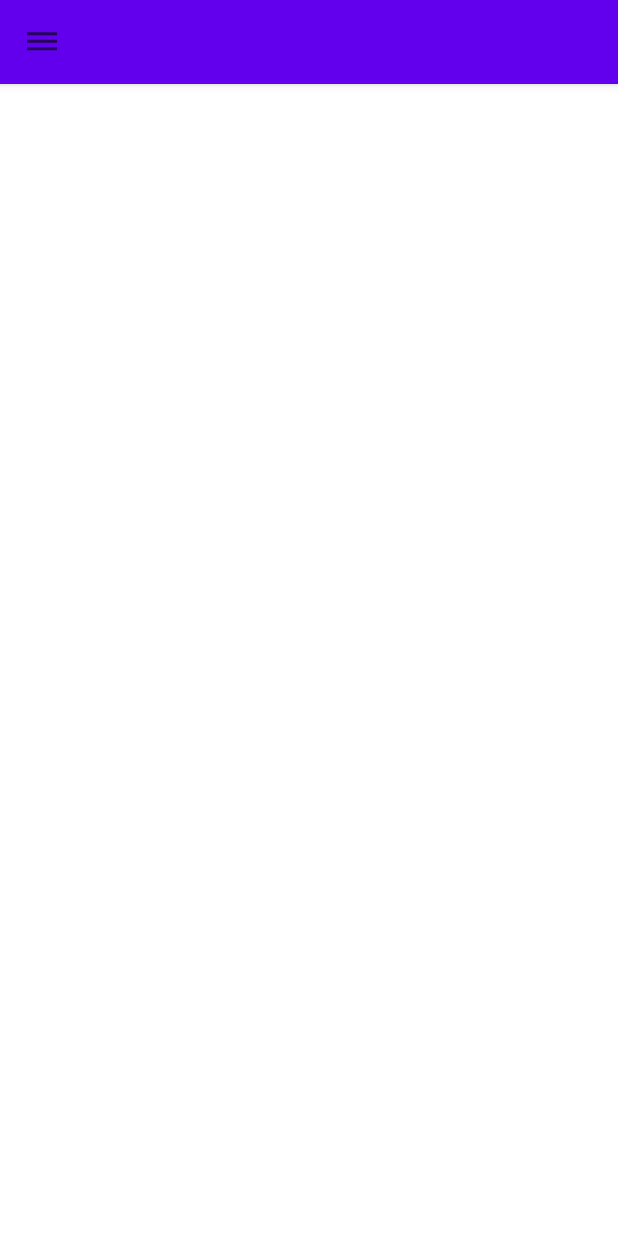
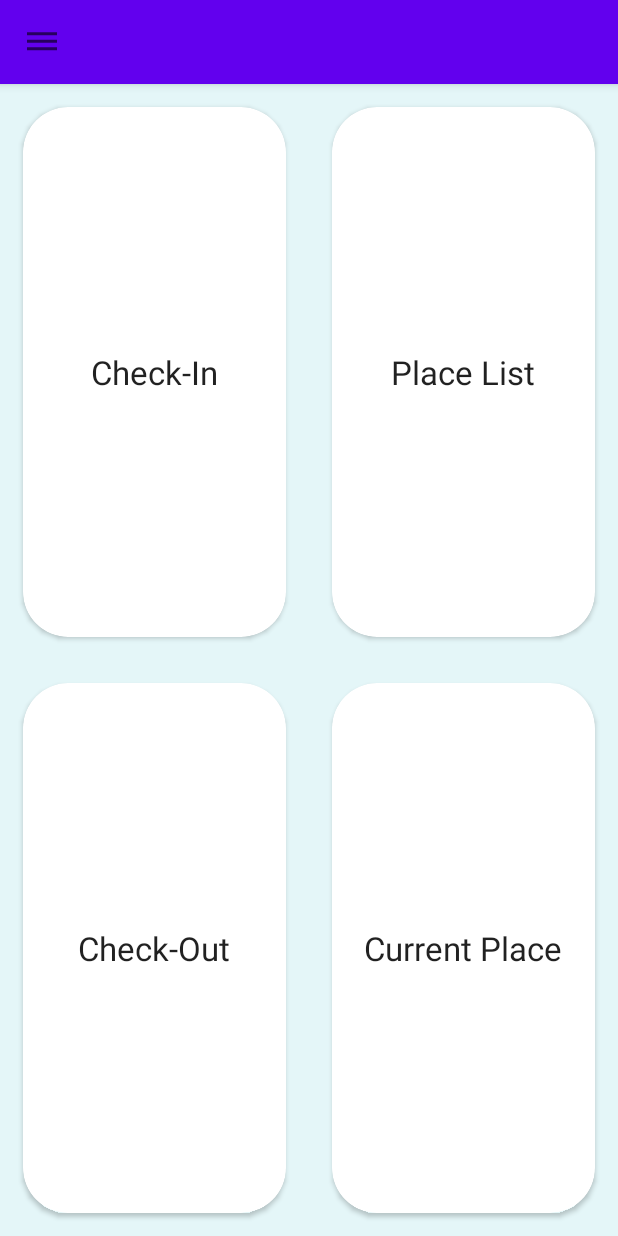
Before and after one commit to KPUCE2021SP/codynators, an Android app: the MainActivity screen opened directly, with no data from a screen before it, on a phone screen of 412 x 824 dp. Run offline under Robolectric (Android 15) with nearby library versions, the phone set to English and light mode, and no system bars; our stand-ins replace Firebase (no records; nobody signed in at launch, a user with empty details on screens opened directly).

Commit message:
원상 복구
복구완료

```diff
--- a/SummerProject/app/src/main/res/layout/appbar.xml
+++ b/SummerProject/app/src/main/res/layout/appbar.xml
@@ -1,9 +1,14 @@
 <?xml version="1.0" encoding="utf-8"?>
-<androidx.constraintlayout.widget.ConstraintLayout xmlns:android="http://schemas.android.com/apk/res/android"
+<LinearLayout xmlns:android="http://schemas.android.com/apk/res/android"
+    xmlns:app="http://schemas.android.com/apk/res-auto"
+    xmlns:tools="http://schemas.android.com/tools"
+    android:id="@+id/mainXML"
     android:layout_width="match_parent"
     android:layout_height="match_parent"
-    xmlns:tools="http://schemas.android.com/tools"
+    android:background="#FFFFFF"
+    android:orientation="vertical"
     tools:context=".MainActivity">
+
 
     <com.google.android.material.appbar.AppBarLayout
         android:layout_width="match_parent"
@@ -17,4 +22,111 @@
             android:background="?attr/colorPrimary" />
 
     </com.google.android.material.appbar.AppBarLayout>
-</androidx.constraintlayout.widget.ConstraintLayout>
+
+    <FrameLayout
+        android:id="@+id/frameLayout"
+        android:layout_width="match_parent"
+        android:layout_height="match_parent"
+        android:layout_weight="1">
+
+        <LinearLayout
+            android:layout_width="match_parent"
+            android:layout_height="match_parent"
+            android:orientation="vertical"
+            tools:context=".MainFragment">
+
+            <LinearLayout
+                android:layout_width="match_parent"
+                android:layout_height="match_parent"
+                android:layout_weight="1"
+                android:background="#E4F6F8"
+                android:orientation="horizontal">
+
+                <androidx.cardview.widget.CardView
+                    android:id="@+id/checkIn"
+                    android:layout_width="match_parent"
+                    android:layout_height="match_parent"
+                    android:layout_margin="15dp"
+                    android:layout_weight="1"
+                    android:clickable="true"
+                    android:foreground="?attr/selectableItemBackground"
+                    app:cardCornerRadius="30dp">
+
+                    <TextView
+                        android:id="@+id/textView"
+                        android:layout_width="wrap_content"
+                        android:layout_height="wrap_content"
+                        android:layout_gravity="center"
+                        android:text="Check-In"
+                        android:textAppearance="@style/TextAppearance.AppCompat.Large" />
+                </androidx.cardview.widget.CardView>
+
+                <androidx.cardview.widget.CardView
+                    android:id="@+id/placeList"
+                    android:layout_width="match_parent"
+                    android:layout_height="match_parent"
+                    android:layout_margin="15dp"
+                    android:layout_weight="1"
+                    android:clickable="true"
+                    android:foreground="?attr/selectableItemBackground"
+                    app:cardCornerRadius="30dp">
+
+                    <TextView
+                        android:id="@+id/textView2"
+                        android:layout_width="wrap_content"
+                        android:layout_height="wrap_content"
+                        android:layout_gravity="center"
+                        android:text="Place List"
+                        android:textAppearance="@style/TextAppearance.AppCompat.Large" />
+                </androidx.cardview.widget.CardView>
+            </LinearLayout>
+
+            <LinearLayout
+                android:layout_width="match_parent"
+                android:layout_height="match_parent"
+                android:layout_weight="1"
+                android:background="#E4F6F8"
+                android:orientation="horizontal">
+
+                <androidx.cardview.widget.CardView
+                    android:id="@+id/checkOut"
+                    android:layout_width="match_parent"
+                    android:layout_height="match_parent"
+                    android:layout_margin="15dp"
+                    android:layout_weight="1"
+                    android:clickable="true"
+                    android:foreground="?attr/selectableItemBackground"
+                    app:cardCornerRadius="30dp">
+
+                    <TextView
+                        android:id="@+id/textView3"
+                        android:layout_width="wrap_content"
+                        android:layout_height="wrap_content"
+                        android:layout_gravity="center"
+                        android:text="Check-Out"
+                        android:textAppearance="@style/TextAppearance.AppCompat.Large" />
+                </androidx.cardview.widget.CardView>
+
+                <androidx.cardview.widget.CardView
+                    android:id="@+id/currentPlace"
+                    android:layout_width="match_parent"
+                    android:layout_height="match_parent"
+                    android:layout_margin="15dp"
+                    android:layout_weight="1"
+                    android:clickable="true"
+                    android:foreground="?attr/selectableItemBackground"
+                    app:cardCornerRadius="30dp">
+
+                    <TextView
+                        android:id="@+id/textView4"
+                        android:layout_width="wrap_content"
+                        android:layout_height="wrap_content"
+                        android:layout_gravity="center"
+                        android:text="Current Place"
+                        android:textAppearance="@style/TextAppearance.AppCompat.Large" />
+                </androidx.cardview.widget.CardView>
+            </LinearLayout>
+        </LinearLayout>
+    </FrameLayout>
+
+</LinearLayout>
```
